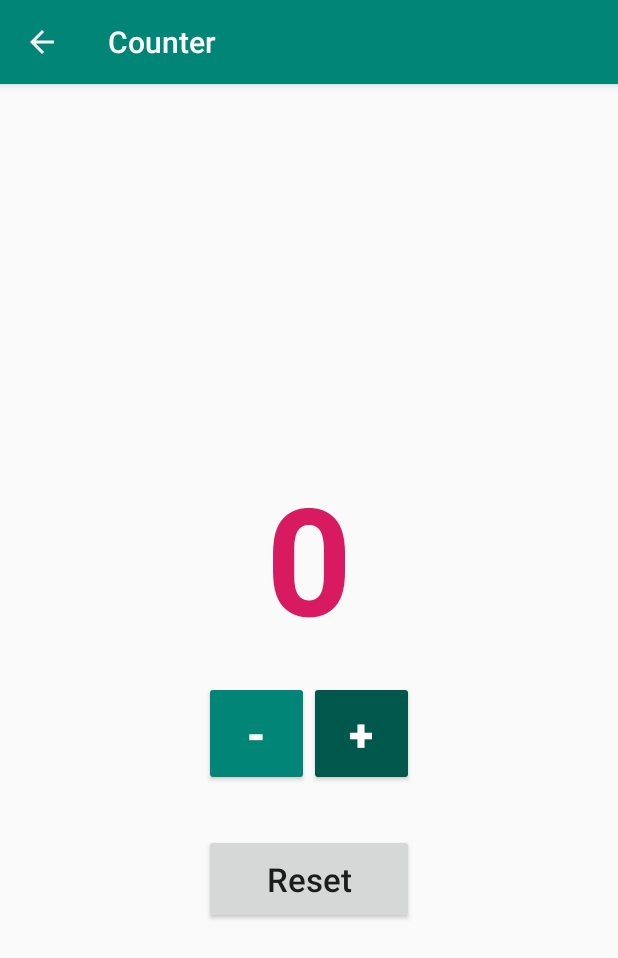
After one commit to leonor16resende/Counter, an Android app: the CounterActivity screen opened directly, with no data from a screen before it, on a phone screen of 412 x 824 dp. The commit adds this screen. Shown: the top 958 px of the screen. Run offline under Robolectric (Android 15) with nearby library versions, the phone set to English and light mode, and no system bars.

Commit message:
Store counters data in SQLite Database. Implement ability to add and update counters.

```diff
--- a/app/src/main/AndroidManifest.xml
+++ b/app/src/main/AndroidManifest.xml
@@ -19,6 +19,7 @@
                 <category android:name="android.intent.category.LAUNCHER" />
             </intent-filter>
         </activity>
+        <activity android:name=".CounterActivity" android:parentActivityName=".MainActivity"></activity>
     </application>
 
 </manifest>
--- a/app/src/main/java/com/leonorresende/counter/AppCounter.java
+++ b/app/src/main/java/com/leonorresende/counter/AppCounter.java
@@ -1,6 +1,6 @@
 package com.leonorresende.counter;
 
-public class AppCounter {
+public class AppCounter implements java.io.Serializable {
     private String title;
     private int number;
 
@@ -23,4 +23,6 @@ public class AppCounter {
     public void setNumber(int newNumber) {
         this.number = newNumber;
     }
+    public void decrementNumber() { number--;}
+    public void incrementNumber() { number++;}
 }
--- /dev/null
+++ b/app/src/main/java/com/leonorresende/counter/CounterActivity.java
@@ -0,0 +1,87 @@
+package com.leonorresende.counter;
+
+import androidx.appcompat.app.AppCompatActivity;
+
+import android.content.Context;
+import android.content.Intent;
+import android.content.SharedPreferences;
+import android.database.Cursor;
+import android.database.sqlite.SQLiteDatabase;
+import android.database.sqlite.SQLiteStatement;
+import android.os.Bundle;
+import android.util.Log;
+import android.view.View;
+import android.widget.TextView;
+
+import java.util.ArrayList;
+
+public class CounterActivity extends AppCompatActivity {
+
+    String title;
+    int number;
+
+    TextView counterTitleTextView;
+    TextView numberTextView;
+
+    SQLiteDatabase myDatabase;
+
+    @Override
+    protected void onCreate(Bundle savedInstanceState) {
+        super.onCreate(savedInstanceState);
+        setContentView(R.layout.activity_counter);
+
+        myDatabase = this.openOrCreateDatabase("Counters", MODE_PRIVATE, null);
+
+        counterTitleTextView = findViewById(R.id.counterTitleTextView);
+        numberTextView = findViewById(R.id.numberTextView);
+
+
+        Intent intent = getIntent();
+        number = intent.getIntExtra("number", -1);
+        title = intent.getStringExtra("title");
+        if (number != -1 && title != null && title != "") {
+            counterTitleTextView.setText(title);
+            numberTextView.setText(String.valueOf(number));
+        }
+    }
+
+    private void saveCounterNumber(int newNumber) {
+        String sqlStatement = "UPDATE countersData SET number = ? WHERE title = ? AND number = ?";
+        SQLiteStatement statement = myDatabase.compileStatement(sqlStatement);
+        statement.bindLong(1, newNumber);
+        statement.bindString(2, title);
+        statement.bindLong(3, number);
+        statement.execute();
+
+        number = newNumber;
+    }
+
+    private int getCounterId(String title, int number) {
+        Cursor c = myDatabase.rawQuery("SELECT * FROM countersData WHERE title = ? AND number = ? LIMIT 1", new String[] {title, String.valueOf(number)});
+        int idIndex = c.getColumnIndex("id");
+
+        if (c.moveToFirst()) {
+            return c.getInt(idIndex);
+        }
+        return -1;
+    }
+
+    public void incrementCounter(View view) {
+        int newNumber = number + 1;
+        numberTextView.setText(String.valueOf(newNumber));
+        saveCounterNumber(newNumber);
+    }
+
+    public void decrementCounter(View view) {
+        int newNumber = number - 1;
+        numberTextView.setText(String.valueOf(newNumber));
+        saveCounterNumber(newNumber);
+    }
+
+    public void resetCounter(View view) {
+        int newNumber = 0;
+        numberTextView.setText(String.valueOf(newNumber));
+        saveCounterNumber(newNumber);
+    }
+
+}
--- /dev/null
+++ b/app/src/main/res/layout/activity_counter.xml
@@ -0,0 +1,94 @@
+<?xml version="1.0" encoding="utf-8"?>
+<androidx.constraintlayout.widget.ConstraintLayout xmlns:android="http://schemas.android.com/apk/res/android"
+    xmlns:app="http://schemas.android.com/apk/res-auto"
+    xmlns:tools="http://schemas.android.com/tools"
+    android:layout_width="match_parent"
+    android:layout_height="match_parent"
+    tools:context=".CounterActivity">
+
+    <androidx.constraintlayout.widget.ConstraintLayout
+        android:layout_width="match_parent"
+        android:layout_height="wrap_content"
+        app:layout_constraintBottom_toBottomOf="parent"
+        app:layout_constraintTop_toTopOf="parent">
+
+        <TextView
+            android:id="@+id/counterTitleTextView"
+            android:layout_width="0dp"
+            android:layout_height="wrap_content"
+            android:layout_marginStart="24dp"
+            android:layout_marginEnd="24dp"
+            android:textAlignment="center"
+            android:textAppearance="@style/TextAppearance.AppCompat.Display1"
+            android:textColor="@android:color/black"
+            android:textSize="30sp"
+            app:layout_constraintEnd_toEndOf="parent"
+            app:layout_constraintStart_toStartOf="parent"
+            app:layout_constraintTop_toTopOf="parent" />
+
+        <TextView
+            android:id="@+id/numberTextView"
+            android:layout_width="wrap_content"
+            android:layout_height="wrap_content"
+            android:text="0"
+            android:textAlignment="center"
+            android:textColor="@color/colorAccent"
+            android:textSize="100sp"
+            android:textStyle="bold"
+            app:layout_constraintEnd_toEndOf="parent"
+            app:layout_constraintHorizontal_bias="0.5"
+            app:layout_constraintStart_toStartOf="parent"
+            app:layout_constraintTop_toBottomOf="@+id/counterTitleTextView" />
+
+        <LinearLayout
+            android:id="@+id/linearLayout"
+            android:layout_width="wrap_content"
+            android:layout_height="wrap_content"
+            android:layout_marginTop="16dp"
+            android:orientation="horizontal"
+            app:layout_constraintEnd_toEndOf="parent"
+            app:layout_constraintHorizontal_bias="0.5"
+            app:layout_constraintStart_toStartOf="parent"
+            app:layout_constraintTop_toBottomOf="@+id/numberTextView">
+
+            <Button
+                android:id="@+id/minusButton"
+                android:layout_width="70dp"
+                android:layout_height="70dp"
+                android:backgroundTint="@color/colorPrimary"
+                android:onClick="decrementCounter"
+                android:text="-"
+                android:textAlignment="center"
+                android:textColor="@android:color/background_light"
+                android:textSize="30sp"
+                android:textStyle="bold" />
+
+            <Button
+                android:id="@+id/plusButton"
+                android:layout_width="70dp"
+                android:layout_height="70dp"
+                android:backgroundTint="@color/colorPrimaryDark"
+                android:onClick="incrementCounter"
+                android:text="+"
+                android:textAlignment="center"
+                android:textColor="@android:color/background_light"
+                android:textSize="30sp"
+                android:textStyle="bold" />
+        </LinearLayout>
+
+        <Button
+            android:id="@+id/resetButton"
+            android:layout_width="0dp"
+            android:layout_height="60dp"
+            android:layout_marginTop="32dp"
+            android:onClick="resetCounter"
+            android:text="@string/reset"
+            android:textAlignment="center"
+            android:textAllCaps="false"
+            android:textSize="22sp"
+            app:layout_constraintEnd_toEndOf="@+id/linearLayout"
+            app:layout_constraintStart_toStartOf="@+id/linearLayout"
+            app:layout_constraintTop_toBottomOf="@+id/linearLayout" />
+
+    </androidx.constraintlayout.widget.ConstraintLayout>
+</androidx.constraintlayout.widget.ConstraintLayout>
--- /dev/null
+++ b/app/src/main/res/menu/menu_counter.xml
@@ -0,0 +1,5 @@
+<?xml version="1.0" encoding="utf-8"?>
+<menu xmlns:android="http://schemas.android.com/apk/res/android">
+    <item android:id="@+id/edit_title" android:title="@string/edit_title" />
+    <item android:id="@+id/delete_counter" android:title="@string/delete_counter" />
+</menu>
--- a/app/src/main/res/values/strings.xml
+++ b/app/src/main/res/values/strings.xml
@@ -2,4 +2,7 @@
     <string name="app_name">Counter</string>
     <string name="action_settings">Settings</string>
     <string name="your_counters">Your Counters</string>
+    <string name="reset">Reset</string>
+    <string name="delete_counter">Delete Counter</string>
+    <string name="edit_title">Edit Title</string>
 </resources>
```
Also changed, not shown: app/src/main/java/ObjectSerializer.java (deleted, +0 -58 lines), app/src/main/java/com/leonorresende/counter/CustomAdapter.java (+9 -7 lines), app/src/main/java/com/leonorresende/counter/MainActivity.java (+83 -16 lines).
